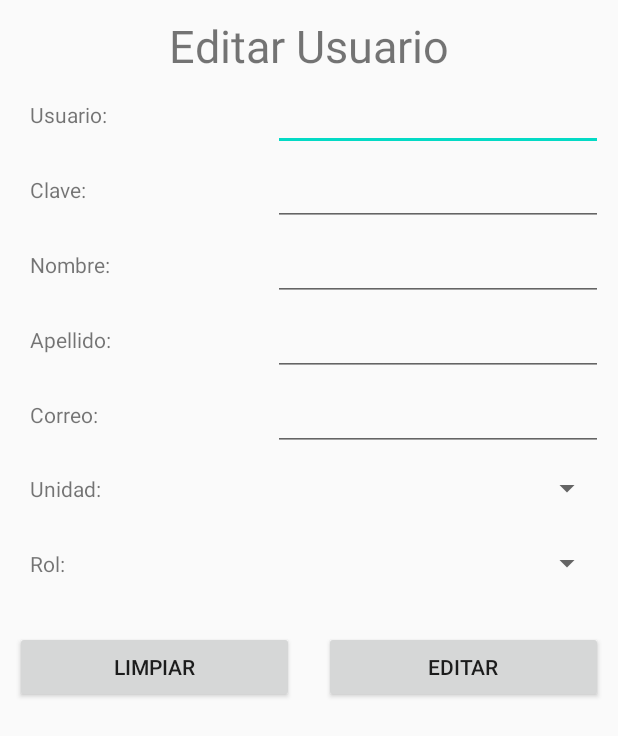
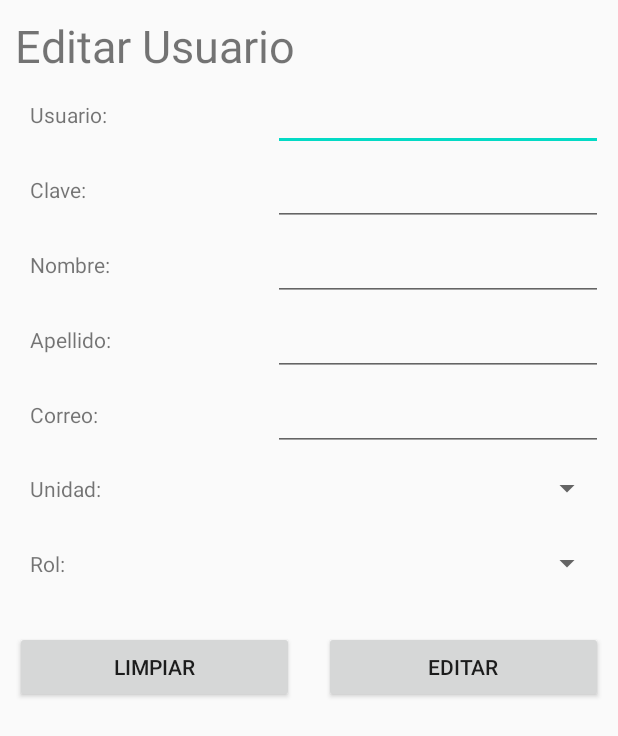
Before and after one commit to pastrans/PDM-Proyecto, an Android app: the layout activity_editar_usuario.xml on its own in the app's theme, with its tools: preview values and no code run, on a phone screen of 412 x 824 dp. Shown: the top 736 px of the screen. Run offline under Robolectric (Android 15) with nearby library versions, the phone set to English and light mode, and no system bars.

```diff
--- a/Grupo9PDM115/app/src/main/res/layout/activity_editar_usuario.xml
+++ b/Grupo9PDM115/app/src/main/res/layout/activity_editar_usuario.xml
@@ -19,7 +19,6 @@
         android:layout_width="wrap_content"
         android:layout_height="wrap_content"
         android:text="@string/titEditarUsuario"
-        android:layout_gravity="center_horizontal"
         android:textSize="30sp" />
 
         <LinearLayout
@@ -72,7 +71,7 @@
             android:paddingLeft="10dp"
             android:singleLine="true"
             android:id="@+id/editClaveUsuario"
-            android:inputType="text"
+            android:inputType="textPassword"
             android:maxLength="5" />
         </LinearLayout>
         <LinearLayout
```
